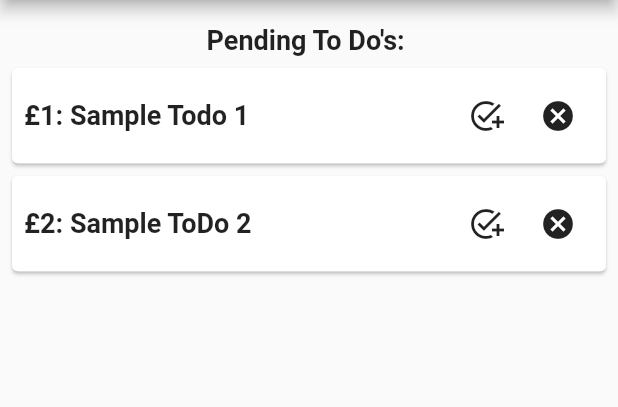
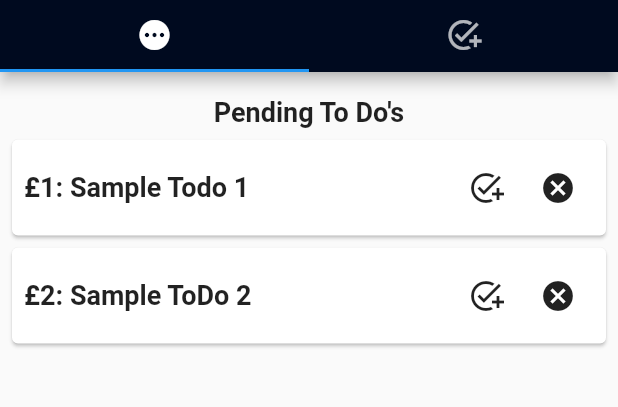
Before and after one commit to Obinna-e/BlocPatternTodo, a Flutter app: the screen it shows after launch, on a phone screen of 412 x 824 dp, the part 84-491 px from its top. Run offline on Flutter 3.47's test engine with Material 2 defaults, Android fonts, the phone set to English and light mode, and no system bars; our stand-ins replace bloc, equatable, flutter_bloc.

Commit message:
app completed

```diff
--- /dev/null
+++ b/lib/blocs/todos_filter/todos_filter_bloc.dart
@@ -0,0 +1,66 @@
+import 'dart:async';
+
+import 'package:bloc/bloc.dart';
+import 'package:bloc_practice/blocs/todos/todos_bloc.dart';
+import 'package:bloc_practice/models/todos_filter_model.dart';
+import 'package:bloc_practice/models/todos_models.dart';
+import 'package:equatable/equatable.dart';
+
+part 'todos_filter_event.dart';
+part 'todos_filter_state.dart';
+
+class TodosFilterBloc extends Bloc<TodosFilterEvent, TodosFilterState> {
+  final TodosBloc _todosBloc;
+  late StreamSubscription _todosSubscription;
+
+  TodosFilterBloc({required TodosBloc todosBloc})
+      : _todosBloc = todosBloc,
+        super(TodosFilterLoading()) {
+    on<UpdateFilter>(_onUpdateFilter);
+    on<UpdateTodos>(_onUpdateTodos);
+
+    _todosSubscription = todosBloc.stream.listen((state) {
+      add(
+        const UpdateFilter(),
+      );
+    });
+  }
+
+  void _onUpdateFilter(UpdateFilter event, Emitter<TodosFilterState> emit) {
+    if (state is TodosFilterLoading) {
+      add(
+        const UpdateTodos(todosFilter: TodosFilter.pending),
+      );
+    }
+
+    if (state is TodosFilterLoaded) {
+      final state = this.state as TodosFilterLoaded;
+
+      add(UpdateTodos(todosFilter: state.todosFilter));
+    }
+  }
+
+  void _onUpdateTodos(UpdateTodos event, Emitter<TodosFilterState> emit) {
+    final state = _todosBloc.state;
+
+    if (state is TodosLoaded) {
+      List<Todo> todos = state.todos.where((todo) {
+        switch (event.todosFilter) {
+          case TodosFilter.all:
+            return true;
+          case TodosFilter.completed:
+            return todo.isCompleted!;
+          case TodosFilter.cancelled:
+            return todo.isCancelled!;
+          case TodosFilter.pending:
+            return !(todo.isCancelled! || todo.isCompleted!);
+        }
+      }).toList();
+
+      emit(TodosFilterLoaded(
+        filteredTodos: todos,
+        todosFilter: event.todosFilter,
+      ));
+    }
+  }
+}
--- /dev/null
+++ b/lib/blocs/todos_filter/todos_filter_event.dart
@@ -0,0 +1,24 @@
+part of 'todos_filter_bloc.dart';
+
+abstract class TodosFilterEvent extends Equatable {
+  const TodosFilterEvent();
+
+  @override
+  List<Object> get props => [];
+}
+
+class UpdateFilter extends TodosFilterEvent {
+  const UpdateFilter();
+
+  @override
+  List<Object> get props => [];
+}
+
+class UpdateTodos extends TodosFilterEvent {
+  final TodosFilter todosFilter;
+
+  const UpdateTodos({this.todosFilter = TodosFilter.all});
+
+  @override
+  List<Object> get props => [todosFilter];
+}
--- /dev/null
+++ b/lib/blocs/todos_filter/todos_filter_state.dart
@@ -0,0 +1,26 @@
+part of 'todos_filter_bloc.dart';
+
+abstract class TodosFilterState extends Equatable {
+  const TodosFilterState();
+
+  @override
+  List<Object> get props => [];
+}
+
+class TodosFilterLoading extends TodosFilterState {}
+
+class TodosFilterLoaded extends TodosFilterState {
+  final List<Todo> filteredTodos;
+  final TodosFilter todosFilter;
+
+  TodosFilterLoaded({
+    required this.filteredTodos,
+    this.todosFilter = TodosFilter.all,
+  });
+
+  @override
+  List<Object> get props => [
+        filteredTodos,
+        todosFilter,
+      ];
+}
--- a/lib/main.dart
+++ b/lib/main.dart
@@ -1,4 +1,6 @@
 import 'package:bloc_practice/blocs/todos/todos_bloc.dart';
+import 'package:bloc_practice/blocs/todos_filter/todos_filter_bloc.dart';
+import 'package:bloc_practice/models/todos_models.dart';
 import 'package:bloc_practice/screens/home/home_screen.dart';
 import 'package:flutter/material.dart';
 import 'package:flutter_bloc/flutter_bloc.dart';
@@ -14,7 +16,28 @@ class MyApp extends StatelessWidget {
   Widget build(BuildContext context) {
     return MultiBlocProvider(
       providers: [
-        BlocProvider(create: (context) => TodosBloc()..add(LoadTodos()))
+        BlocProvider(
+          create: (context) => TodosBloc()
+            ..add(
+              LoadTodos(
+                todos: [
+                  Todo(
+                    id: '1',
+                    task: 'Sample Todo 1',
+                    description: 'This is a test To Do',
+                  ),
+                  Todo(
+                    id: '2',
+                    task: 'Sample ToDo 2',
+                    description: 'This is a test To Do',
+                  ),
+                ],
+              ),
+            ),
+        ),
+        BlocProvider(
+            create: (context) =>
+                TodosFilterBloc(todosBloc: BlocProvider.of<TodosBloc>(context)))
       ],
       child: MaterialApp(
         title: 'Bloc Pattern - Todos',
--- /dev/null
+++ b/lib/models/todos_filter_model.dart
@@ -0,0 +1,6 @@
+enum TodosFilter {
+  all,
+  completed,
+  cancelled,
+  pending,
+}
--- a/lib/screens/home/home_screen.dart
+++ b/lib/screens/home/home_screen.dart
@@ -1,4 +1,6 @@
 import 'package:bloc_practice/blocs/todos/todos_bloc.dart';
+import 'package:bloc_practice/blocs/todos_filter/todos_filter_bloc.dart';
+import 'package:bloc_practice/models/todos_filter_model.dart';
 import 'package:flutter/material.dart';
 
 import 'package:bloc_practice/models/todos_models.dart';
@@ -11,7 +13,9 @@ class HomeScreen extends StatelessWidget {
 
   @override
   Widget build(BuildContext context) {
-    return Scaffold(
+    return DefaultTabController(
+      length: 2,
+      child: Scaffold(
         appBar: AppBar(
           title: const Text('Bloc Pattern: To Do\'s'),
           actions: [
@@ -27,23 +31,69 @@ class HomeScreen extends StatelessWidget {
               icon: const Icon(Icons.add),
             ),
           ],
+          bottom: TabBar(
+            onTap: (tabIndex) {
+              switch (tabIndex) {
+                case 0:
+                  BlocProvider.of<TodosFilterBloc>(context).add(
+                    const UpdateTodos(todosFilter: TodosFilter.pending),
+                  );
+                  break;
+                case 1:
+                  BlocProvider.of<TodosFilterBloc>(context).add(
+                    const UpdateTodos(todosFilter: TodosFilter.completed),
+                  );
+                  break;
+              }
+            },
+            tabs: const [
+              Tab(
+                icon: Icon(
+                  Icons.pending,
                 ),
-      body: BlocBuilder<TodosBloc, TodosState>(
+              ),
+              Tab(
+                icon: Icon(
+                  Icons.add_task,
+                ),
+              ),
+            ],
+          ),
+        ),
+        body: TabBarView(
+          children: [
+            _todos('Pending To Do\'s'),
+            _todos('Completed To Do\'s'),
+          ],
+        ),
+      ),
+    );
+  }
+
+  BlocConsumer<TodosFilterBloc, TodosFilterState> _todos(String title) {
+    return BlocConsumer<TodosFilterBloc, TodosFilterState>(
+      listener: (context, state) {
+        if (state is TodosFilterLoaded) {
+          ScaffoldMessenger.of(context).showSnackBar(SnackBar(
+              content: Text(
+                  'There are ${state.filteredTodos.length} To Do\'s in your ${state.todosFilter.toString().split('.').last} list')));
+        }
+      },
       builder: (context, state) {
-          if (state is TodosLoading) {
+        if (state is TodosFilterLoading) {
           return const CircularProgressIndicator();
         }
 
-          if (state is TodosLoaded) {
+        if (state is TodosFilterLoaded) {
           return Padding(
             padding: const EdgeInsets.all(8.0),
             child: Column(
               children: [
                 Container(
                   padding: const EdgeInsets.all(8.0),
-                    child: const Text(
-                      'Pending To Do\'s: ',
-                      style: TextStyle(
+                  child: Text(
+                    title,
+                    style: const TextStyle(
                       fontSize: 18,
                       fontWeight: FontWeight.bold,
                     ),
@@ -51,19 +101,20 @@ class HomeScreen extends StatelessWidget {
                 ),
                 ListView.builder(
                   shrinkWrap: true,
-                    itemCount: Todo.todos.length,
+                  itemCount: state.filteredTodos.length,
                   itemBuilder: (BuildContext context, int index) {
                     return TodoCard(
-                        todo: Todo.todos[index],
+                      todo: state.filteredTodos[index],
                     );
                   },
                 )
               ],
             ),
           );
+        } else {
+          return const Text('Something went wrong!');
         }
       },
-      ),
     );
   }
 }
```
Also changed, not shown: lib/blocs/todos/todos_bloc.dart (+31 -3 lines), lib/screens/add_todo/add_todo_screen.dart (+18 -2 lines), lib/screens/home/widgets/todo_card.dart (+14 -2 lines). Lines whose indentation alone changed are shown as unchanged.
